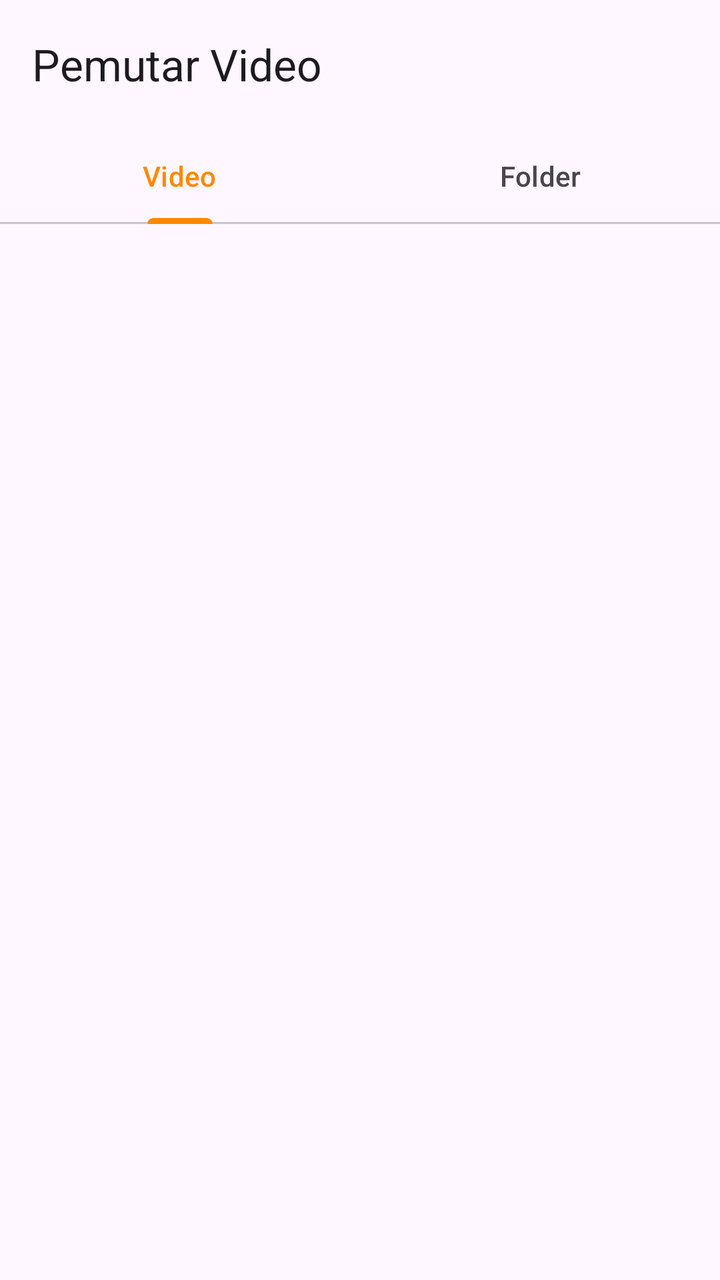
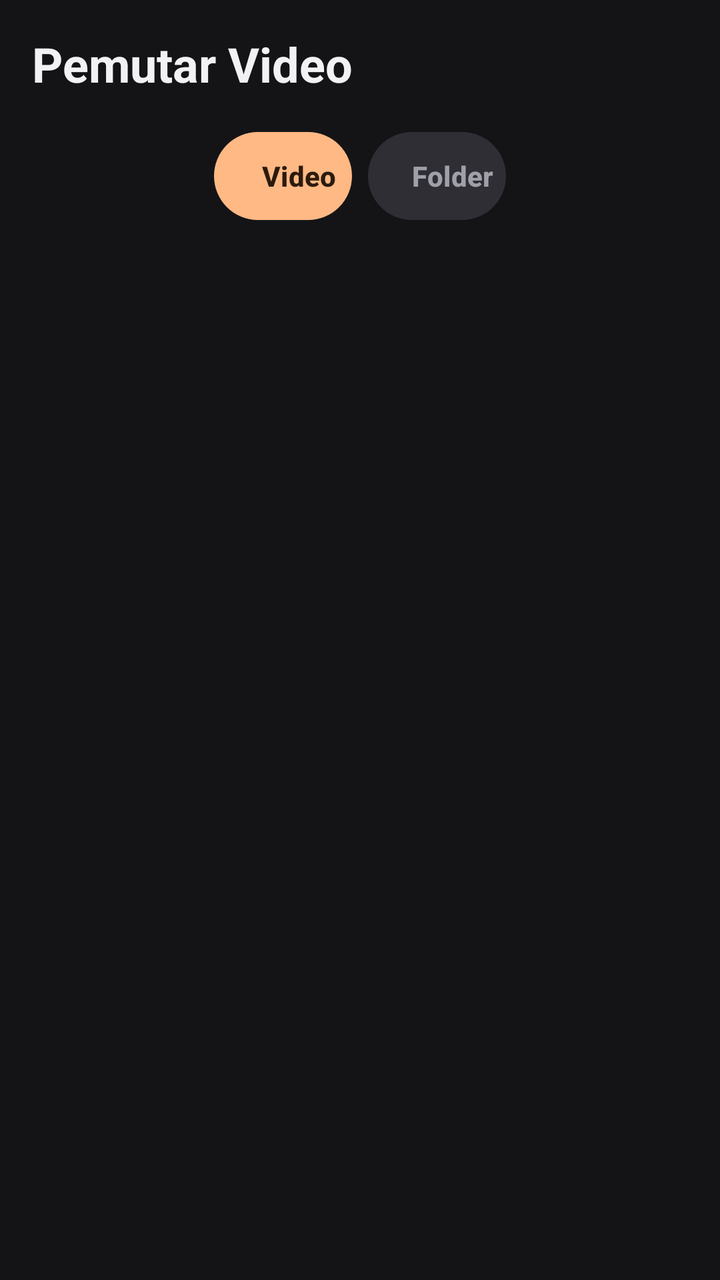

Two renders of the same Android screen: before a commit and after it. Below are the layout's source before the change and the commit's diff.
<!-- AndroidManifest.xml: application theme Theme.PemutarVideo -->
<!-- res/layout/activity_main.xml -->
<?xml version="1.0" encoding="utf-8"?>
<LinearLayout xmlns:android="http://schemas.android.com/apk/res/android"
    xmlns:app="http://schemas.android.com/apk/res-auto"
    android:layout_width="match_parent"
    android:layout_height="match_parent"
    android:background="?attr/colorSurface"
    android:orientation="vertical">

    <com.google.android.material.appbar.MaterialToolbar
        android:id="@+id/toolbar"
        android:layout_width="match_parent"
        android:layout_height="?attr/actionBarSize"
        app:title="@string/app_name" />

    <com.google.android.material.tabs.TabLayout
        android:id="@+id/tabs"
        android:layout_width="match_parent"
        android:layout_height="wrap_content">

        <com.google.android.material.tabs.TabItem
            android:layout_width="wrap_content"
            android:layout_height="wrap_content"
            android:text="@string/tab_video" />

        <com.google.android.material.tabs.TabItem
            android:layout_width="wrap_content"
            android:layout_height="wrap_content"
            android:text="@string/tab_folder" />
    </com.google.android.material.tabs.TabLayout>

    <FrameLayout
        android:layout_width="match_parent"
        android:layout_height="0dp"
        android:layout_weight="1">

        <androidx.recyclerview.widget.RecyclerView
            android:id="@+id/list"
            android:layout_width="match_parent"
            android:layout_height="match_parent"
            android:clipToPadding="false"
            android:paddingTop="4dp"
            android:paddingBottom="12dp"
            app:layoutManager="androidx.recyclerview.widget.LinearLayoutManager" />

        <LinearLayout
            android:id="@+id/emptyView"
            android:layout_width="match_parent"
            android:layout_height="wrap_content"
            android:layout_gravity="center"
            android:gravity="center"
            android:orientation="vertical"
            android:padding="32dp"
            android:visibility="gone">

            <TextView
                android:id="@+id/tvEmpty"
                android:layout_width="wrap_content"
                android:layout_height="wrap_content"
                android:gravity="center"
                android:text="@string/empty_no_video"
                android:textAppearance="?attr/textAppearanceBodyLarge" />

            <Button
                android:id="@+id/btnGrant"
                android:layout_width="wrap_content"
                android:layout_height="wrap_content"
                android:layout_marginTop="16dp"
                android:text="@string/btn_grant"
                android:visibility="gone" />
        </LinearLayout>

        <ProgressBar
            android:id="@+id/progress"
            android:layout_width="wrap_content"
            android:layout_height="wrap_content"
            android:layout_gravity="center"
            android:indeterminate="true"
            android:visibility="gone" />
    </FrameLayout>
</LinearLayout>
<!-- resources referenced by this layout -->
<resources>
  <string name="app_name">Pemutar Video</string>
  <string name="btn_grant">Beri izin</string>
  <string name="empty_no_video">Tidak ada video ditemukan</string>
  <string name="tab_folder">Folder</string>
  <string name="tab_video">Video</string>
  <style name="Theme.PemutarVideo" parent="Theme.Material3.DayNight.NoActionBar">
          <item name="colorPrimary">@color/brand</item>
          <item name="colorOnPrimary">@color/white</item>
          <item name="colorSecondary">@color/brand</item>
      </style>
  <color name="brand">#FF8800</color>
  <color name="white">#FFFFFFFF</color>
</resources>

<!-- the commit's change to res/layout/activity_main.xml (unified diff, before → after) -->
@@ -3,19 +3,35 @@
     xmlns:app="http://schemas.android.com/apk/res-auto"
     android:layout_width="match_parent"
     android:layout_height="match_parent"
-    android:background="?attr/colorSurface"
+    android:background="@color/bg"
     android:orientation="vertical">
 
     <com.google.android.material.appbar.MaterialToolbar
         android:id="@+id/toolbar"
         android:layout_width="match_parent"
-        android:layout_height="?attr/actionBarSize"
-        app:title="@string/app_name" />
+        android:layout_height="64dp"
+        android:background="@color/bg"
+        app:title="@string/app_name"
+        app:titleMarginStart="4dp"
+        app:titleTextAppearance="@style/TitleBig" />
 
+    
     <com.google.android.material.tabs.TabLayout
         android:id="@+id/tabs"
         android:layout_width="match_parent"
-        android:layout_height="wrap_content">
+        android:layout_height="wrap_content"
+        android:background="@color/bg"
+        android:paddingHorizontal="8dp"
+        android:paddingBottom="6dp"
+        app:tabBackground="@drawable/bg_tab_pill"
+        app:tabIndicatorHeight="0dp"
+        app:tabMode="auto"
+        app:tabPaddingEnd="18dp"
+        app:tabPaddingStart="18dp"
+        app:tabRippleColor="@android:color/transparent"
+        app:tabSelectedTextColor="@color/on_accent"
+        app:tabTextAppearance="@style/TabText"
+        app:tabTextColor="@color/text_secondary">
 
         <com.google.android.material.tabs.TabItem
             android:layout_width="wrap_content"
@@ -38,9 +54,9 @@
             android:layout_width="match_parent"
             android:layout_height="match_parent"
             android:clipToPadding="false"
+            android:paddingHorizontal="8dp"
             android:paddingTop="4dp"
-            android:paddingBottom="12dp"
-            app:layoutManager="androidx.recyclerview.widget.LinearLayoutManager" />
+            android:paddingBottom="16dp" />
 
         <LinearLayout
             android:id="@+id/emptyView"
@@ -58,7 +74,8 @@
                 android:layout_height="wrap_content"
                 android:gravity="center"
                 android:text="@string/empty_no_video"
-                android:textAppearance="?attr/textAppearanceBodyLarge" />
+                android:textColor="@color/text_secondary"
+                android:textSize="15sp" />
 
             <Button
                 android:id="@+id/btnGrant"
@@ -75,6 +92,7 @@
             android:layout_height="wrap_content"
             android:layout_gravity="center"
             android:indeterminate="true"
+            android:indeterminateTint="@color/accent"
             android:visibility="gone" />
     </FrameLayout>
 </LinearLayout>
<!-- resource entries referenced after the edit -->
@@ -1,16 +1,64 @@
 <!-- resources referenced by this layout -->
 <resources>
+  <color name="accent">#FFFFB985</color>
+  <color name="bg">#FF141416</color>
+  <color name="on_accent">#FF2B1A0C</color>
+  <color name="text_secondary">#FFA0A0AA</color>
+  <!-- drawable bg_tab_pill (drawable) -->
+  <?xml version="1.0" encoding="utf-8"?>
+  <selector xmlns:android="http://schemas.android.com/apk/res/android">
+      <item android:state_selected="true">
+          <inset
+              android:insetBottom="2dp"
+              android:insetLeft="4dp"
+              android:insetRight="4dp"
+              android:insetTop="2dp">
+              <shape android:shape="rectangle">
+                  <solid android:color="@color/accent" />
+                  <corners android:radius="22dp" />
+              </shape>
+          </inset>
+      </item>
+      <item>
+          <inset
+              android:insetBottom="2dp"
+              android:insetLeft="4dp"
+              android:insetRight="4dp"
+              android:insetTop="2dp">
+              <shape android:shape="rectangle">
+                  <solid android:color="@color/surface_high" />
+                  <corners android:radius="22dp" />
+              </shape>
+          </inset>
+      </item>
+  </selector>
   <string name="app_name">Pemutar Video</string>
   <string name="btn_grant">Beri izin</string>
   <string name="empty_no_video">Tidak ada video ditemukan</string>
   <string name="tab_folder">Folder</string>
   <string name="tab_video">Video</string>
-  <style name="Theme.PemutarVideo" parent="Theme.Material3.DayNight.NoActionBar">
-          <item name="colorPrimary">@color/brand</item>
-          <item name="colorOnPrimary">@color/white</item>
-          <item name="colorSecondary">@color/brand</item>
+  <style name="TabText" parent="TextAppearance.Material3.LabelLarge">
+          <item name="android:textSize">14sp</item>
+          <item name="android:textStyle">bold</item>
       </style>
-  <color name="brand">#FF8800</color>
-  <color name="white">#FFFFFFFF</color>
+  <style name="TitleBig" parent="TextAppearance.Material3.TitleLarge">
+          <item name="android:textSize">24sp</item>
+          <item name="android:textStyle">bold</item>
+          <item name="android:textColor">@color/text_primary</item>
+      </style>
+  <style name="Theme.PemutarVideo" parent="Theme.Material3.Dark.NoActionBar">
+          <item name="colorPrimary">@color/accent</item>
+          <item name="colorOnPrimary">@color/on_accent</item>
+          <item name="colorSecondary">@color/accent</item>
+          <item name="colorSurface">@color/surface</item>
+          <item name="android:windowBackground">@color/bg</item>
+          <item name="android:statusBarColor">@color/bg</item>
+          <item name="android:navigationBarColor">@color/bg</item>
+          <item name="android:textColorPrimary">@color/text_primary</item>
+          <item name="android:textColorSecondary">@color/text_secondary</item>
+      </style>
+  <color name="surface_high">#FF2E2E34</color>
+  <color name="text_primary">#FFF2F2F4</color>
+  <color name="surface">#FF232327</color>
 </resources>
 
